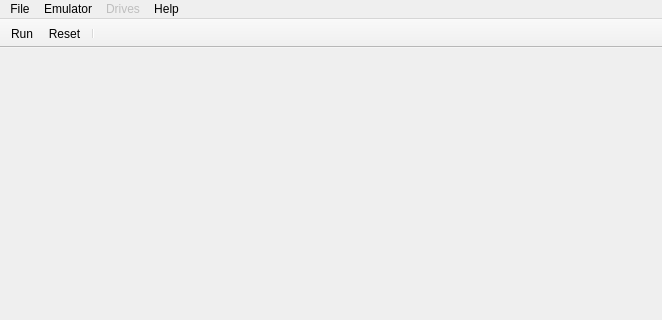
First picture: the form in mainwindow.ui, repository nzeemin/bkbtl-qt, before the edit; both pictures show x 0 to 662 and y 0 to 320 of the 662 by 571 pixel window.
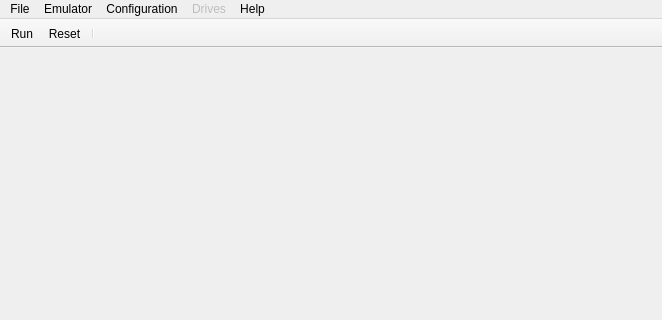
Second picture: the form after the edit. Icons and pictures are not drawn.

Commit message: [*] QtBkBtl UI: configurations, color screen.

Patch:
```diff
--- a/mainwindow.ui
+++ b/mainwindow.ui
@@ -56,8 +56,19 @@
     </property>
     <addaction name="actionHelpAboutQt"/>
    </widget>
+   <widget class="QMenu" name="menuConfiguration">
+    <property name="title">
+     <string>Configuration</string>
+    </property>
+    <addaction name="actionConfBK10Basic"/>
+    <addaction name="actionConfBK10Focal"/>
+    <addaction name="actionConfBK10Fdd"/>
+    <addaction name="actionConfBK11"/>
+    <addaction name="actionConfBK11Fdd"/>
+   </widget>
    <addaction name="menuFile"/>
    <addaction name="menuEmulator"/>
+   <addaction name="menuConfiguration"/>
    <addaction name="menuDrives"/>
    <addaction name="menuHelp"/>
   </widget>
```
Left out of the diff: 50 changed lines with no effect on the pictures. The commit also changes 9 other files.
